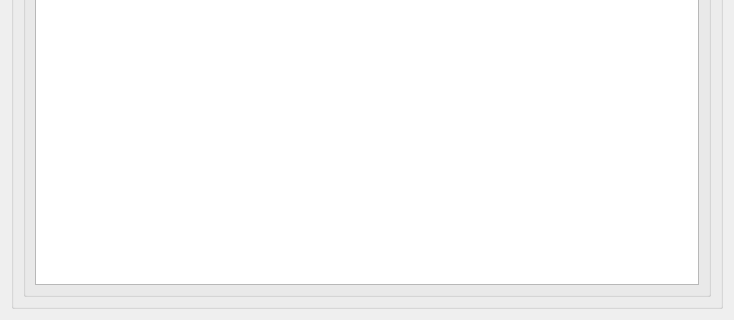
This is app/gui/nzbfile.ui in ensisoft/newsflash-plus as Qt 5 draws it before an edit; both pictures show x 0 to 734 and y 304 to 624 of the 734 by 624 pixel window. The edited form follows.
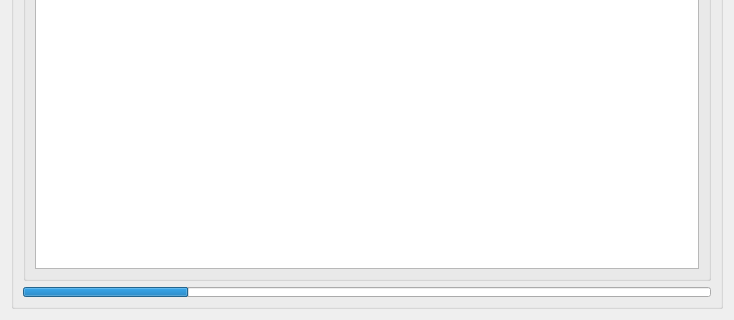
This is the edited form. Icons and pictures are not drawn.

Patch:
```diff
--- a/app/gui/nzbfile.ui
+++ b/app/gui/nzbfile.ui
@@ -67,18 +67,52 @@
         </property>
         <layout class="QHBoxLayout" name="horizontalLayout">
          <item>
-          <widget class="QListView" name="listFiles">
-           <property name="contextMenuPolicy">
-            <enum>Qt::CustomContextMenu</enum>
-           </property>
+          <widget class="QTableView" name="tableView">
            <property name="selectionMode">
             <enum>QAbstractItemView::ExtendedSelection</enum>
            </property>
+           <property name="selectionBehavior">
+            <enum>QAbstractItemView::SelectRows</enum>
+           </property>
+           <property name="showGrid">
+            <bool>false</bool>
+           </property>
+           <property name="sortingEnabled">
+            <bool>true</bool>
+           </property>
+           <attribute name="horizontalHeaderMinimumSectionSize">
+            <number>0</number>
+           </attribute>
+           <attribute name="horizontalHeaderStretchLastSection">
+            <bool>true</bool>
+           </attribute>
+           <attribute name="verticalHeaderVisible">
+            <bool>false</bool>
+           </attribute>
+           <attribute name="verticalHeaderDefaultSectionSize">
+            <number>16</number>
+           </attribute>
           </widget>
          </item>
         </layout>
        </widget>
       </item>
+      <item>
+       <widget class="QProgressBar" name="progressBar">
+        <property name="maximumSize">
+         <size>
+          <width>16777215</width>
+          <height>10</height>
+         </size>
+        </property>
+        <property name="value">
+         <number>24</number>
+        </property>
+        <property name="textVisible">
+         <bool>false</bool>
+        </property>
+       </widget>
+      </item>
      </layout>
     </widget>
    </item>
```
Left out of the diff: 16 changed lines with no effect on the pictures.
